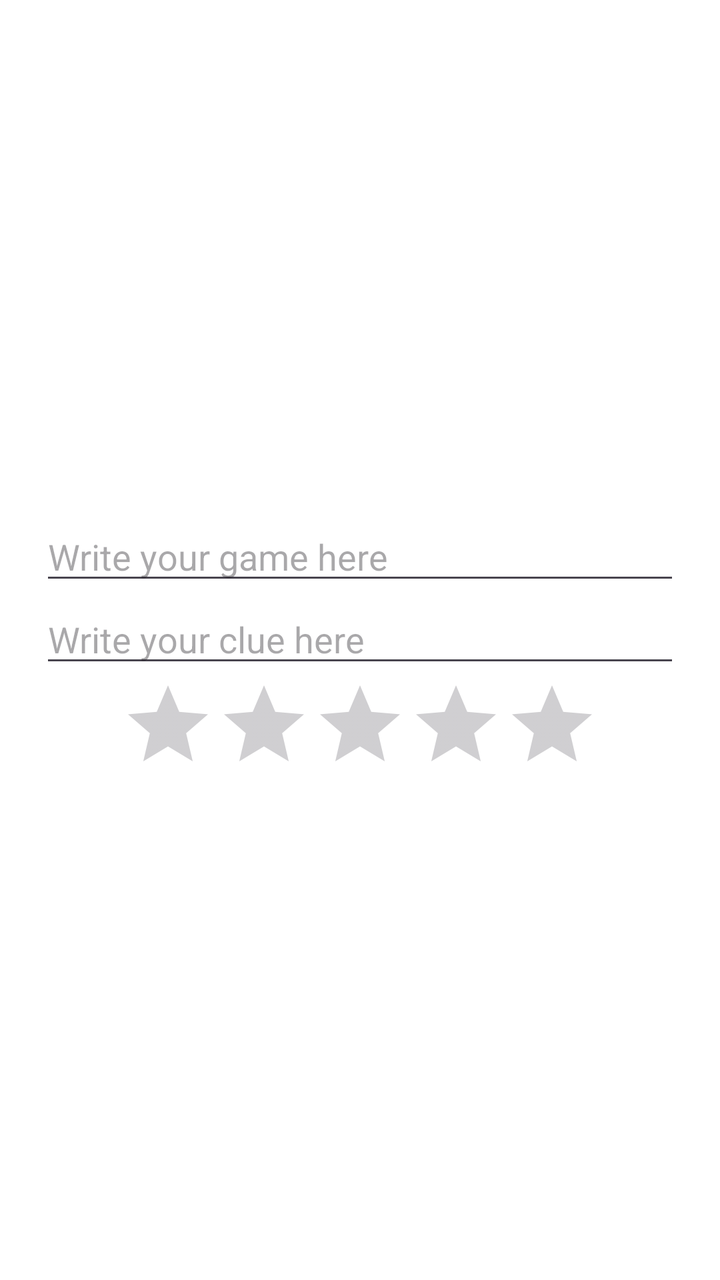
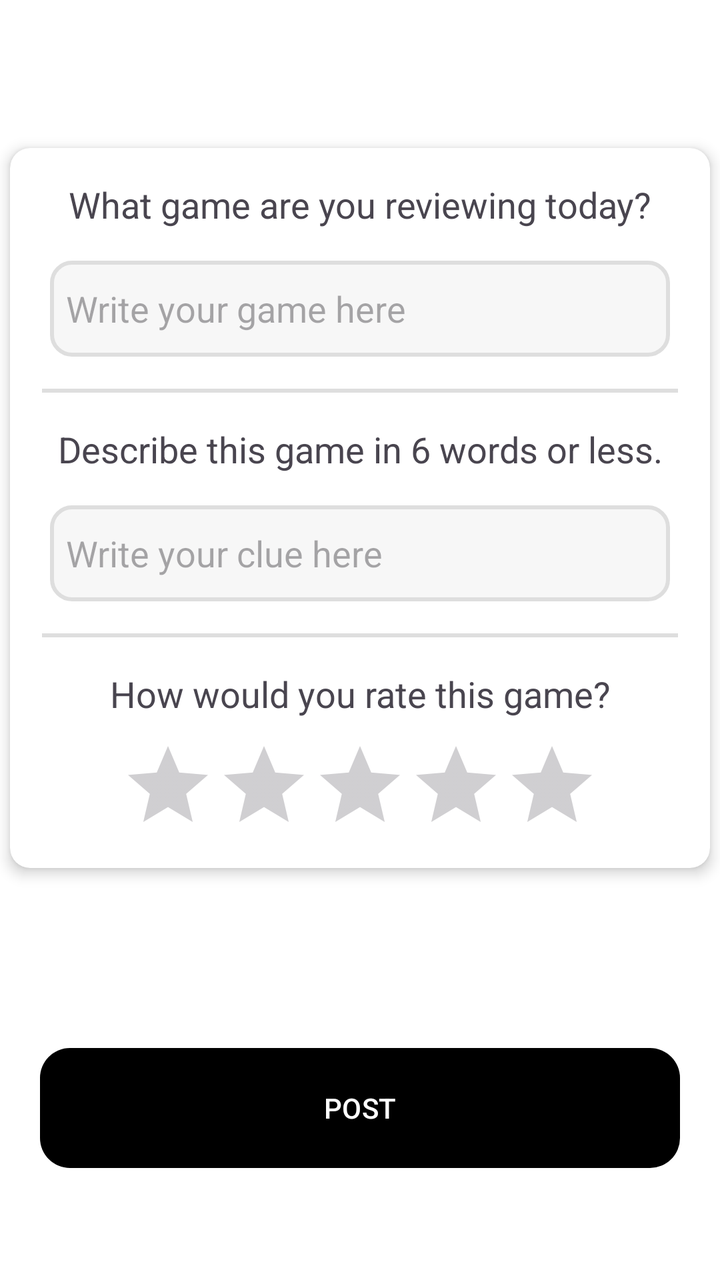

Compare the two renders of this Android layout. The source of the first and the diff that turns it into the second are given below.
<!-- AndroidManifest.xml: application theme Theme.TheApp -->
<!-- res/layout/fragment_create.xml -->
<?xml version="1.0" encoding="utf-8"?>
<LinearLayout xmlns:android="http://schemas.android.com/apk/res/android"
    xmlns:tools="http://schemas.android.com/tools"
    android:layout_width="match_parent"
    android:layout_height="match_parent"
    android:orientation="vertical"
    tools:context=".CreateFragment">

    <EditText
        android:id="@+id/gameField"
        android:layout_width="match_parent"
        android:layout_height="wrap_content"
        android:layout_gravity="center"
        android:layout_marginHorizontal="20dp"
        android:layout_marginTop="256dp"
        android:hint="@string/edit_game"/>

    <EditText
        android:id="@+id/clueField"
        android:layout_width="match_parent"
        android:layout_height="wrap_content"
        android:layout_gravity="center"
        android:layout_marginHorizontal="20dp"
        android:hint="@string/edit_clue" />

    <RatingBar
        android:id="@+id/ratingBar"
        android:layout_width="wrap_content"
        android:layout_height="wrap_content"
        android:layout_gravity="center"
        android:numStars="5"
        android:stepSize="0.5"/>
    
    <Button
        android:id="@+id/postButton"
        android:background="@drawable/button_bg"
        android:layout_width="match_parent"
        android:layout_height="60dp"
        android:layout_gravity="center"
        android:layout_marginHorizontal="20dp"
        android:layout_marginTop="250dp"
        android:text="@string/post_button" />

</LinearLayout>
<!-- resources referenced by this layout -->
<resources>
  <!-- drawable button_bg (drawable) -->
  <?xml version="1.0" encoding="utf-8"?>
  <shape xmlns:android="http://schemas.android.com/apk/res/android"
      android:shape="rectangle">
  
      <solid
          android:color="@color/white"/>
  
      <corners
          android:radius="15dp"/>
  
  </shape>
  <string name="edit_clue">Write your clue here</string>
  <string name="edit_game">Write your game here</string>
  <string name="post_button">Post</string>
  <style name="Theme.TheApp" parent="Base.Theme.TheApp">
          
          <item name="android:navigationBarColor">@android:color/transparent</item>
          <item name="android:statusBarColor">@android:color/transparent</item>
          <item name="android:windowLightStatusBar">?attr/isLightTheme</item>
      </style>
  <color name="white">#FFFFFF</color>
  <style name="Base.Theme.TheApp" parent="Theme.Material3.DayNight.NoActionBar">
          
          
          <item name="colorSurface">@color/nav_view</item>
          <item name="colorOnBackground">@color/nav_view</item>
          <item name="android:colorBackground">@color/nav_view</item>
          <item name="colorPrimary">@color/primary</item>
          <item name="colorOnPrimary">@color/on_primary</item>
      </style>
  <color name="nav_view">#FFFFFF</color>
  <color name="primary">#000000</color>
  <color name="on_primary">#FFFFFF</color>
</resources>

<!-- the commit's change to res/layout/fragment_create.xml (unified diff, before → after) -->
@@ -3,34 +3,102 @@
     xmlns:tools="http://schemas.android.com/tools"
     android:layout_width="match_parent"
     android:layout_height="match_parent"
+    xmlns:app="http://schemas.android.com/apk/res-auto"
     android:orientation="vertical"
     tools:context=".CreateFragment">
 
-    <EditText
-        android:id="@+id/gameField"
+    <androidx.cardview.widget.CardView
         android:layout_width="match_parent"
-        android:layout_height="wrap_content"
-        android:layout_gravity="center"
-        android:layout_marginHorizontal="20dp"
-        android:layout_marginTop="256dp"
-        android:hint="@string/edit_game"/>
+        android:layout_height="360dp"
+        app:cardElevation="4dp"
+        app:cardCornerRadius="10dp"
+        android:layout_marginTop="74dp"
+        android:layout_marginHorizontal="5dp"
+        android:clickable="false"
+        android:focusable="false"
+        android:foreground="?attr/selectableItemBackground">
 
-    <EditText
-        android:id="@+id/clueField"
-        android:layout_width="match_parent"
-        android:layout_height="wrap_content"
-        android:layout_gravity="center"
-        android:layout_marginHorizontal="20dp"
-        android:hint="@string/edit_clue" />
+        <LinearLayout
+            android:layout_width="match_parent"
+            android:layout_height="match_parent"
+            android:orientation="vertical">
 
-    <RatingBar
-        android:id="@+id/ratingBar"
-        android:layout_width="wrap_content"
-        android:layout_height="wrap_content"
-        android:layout_gravity="center"
-        android:numStars="5"
-        android:stepSize="0.5"/>
-    
+            <TextView
+                android:layout_width="match_parent"
+                android:layout_height="wrap_content"
+                android:text="@string/game_header"
+                android:textSize="18sp"
+                android:gravity="center"
+                android:layout_marginTop="16dp"/>
+
+            <EditText
+                android:id="@+id/gameField"
+                android:background="@drawable/edittext_bg"
+                android:layout_width="match_parent"
+                android:layout_height="48dp"
+                android:importantForAutofill="no"
+                android:inputType="text"
+                android:padding="8dp"
+                android:layout_gravity="center"
+                android:layout_marginHorizontal="20dp"
+                android:layout_marginTop="16dp"
+                android:hint="@string/edit_game"/>
+
+            <ImageView
+                android:layout_width="match_parent"
+                android:layout_height="2dp"
+                android:layout_marginTop="16dp"
+                android:src="@color/divider_color"
+                android:layout_marginHorizontal="16dp"/>
+
+            <TextView
+                android:layout_width="match_parent"
+                android:layout_height="wrap_content"
+                android:text="@string/clue_header"
+                android:textSize="18sp"
+                android:gravity="center"
+                android:layout_marginTop="16dp"/>
+
+            <EditText
+                android:id="@+id/clueField"
+                android:background="@drawable/edittext_bg"
+                android:layout_width="match_parent"
+                android:layout_height="48dp"
+                android:importantForAutofill="no"
+                android:inputType="text"
+                android:padding="8dp"
+                android:layout_gravity="center"
+                android:layout_marginHorizontal="20dp"
+                android:layout_marginTop="16dp"
+                android:hint="@string/edit_clue"/>
+
+            <ImageView
+                android:layout_width="match_parent"
+                android:layout_height="2dp"
+                android:layout_marginTop="16dp"
+                android:src="@color/divider_color"
+                android:layout_marginHorizontal="16dp"/>
+
+            <TextView
+                android:layout_width="match_parent"
+                android:layout_height="wrap_content"
+                android:text="@string/rating_header"
+                android:textSize="18sp"
+                android:gravity="center"
+                android:layout_marginTop="16dp"/>
+
+            <RatingBar
+                android:layout_marginTop="10dp"
+                android:id="@+id/ratingBar"
+                android:layout_width="wrap_content"
+                android:layout_height="wrap_content"
+                android:layout_gravity="center"
+                android:numStars="5"
+                android:stepSize="0.5"/>
+
+        </LinearLayout>
+    </androidx.cardview.widget.CardView>
+
     <Button
         android:id="@+id/postButton"
         android:background="@drawable/button_bg"
@@ -38,7 +106,7 @@
         android:layout_height="60dp"
         android:layout_gravity="center"
         android:layout_marginHorizontal="20dp"
-        android:layout_marginTop="250dp"
+        android:layout_marginTop="90dp"
         android:text="@string/post_button" />
 
 </LinearLayout>
<!-- resource entries referenced after the edit -->
@@ -1,5 +1,6 @@
 <!-- resources referenced by this layout -->
 <resources>
+  <color name="divider_color">#DEDEDE</color>
   <!-- drawable button_bg (drawable) -->
   <?xml version="1.0" encoding="utf-8"?>
   <shape xmlns:android="http://schemas.android.com/apk/res/android"
@@ -12,9 +13,28 @@
           android:radius="15dp"/>
   
   </shape>
+  <!-- drawable edittext_bg (drawable) -->
+  <?xml version="1.0" encoding="utf-8"?>
+  <shape xmlns:android="http://schemas.android.com/apk/res/android"
+      android:shape="rectangle">
+  
+      <solid
+          android:color="@color/card_color"/>
+  
+      <corners
+          android:radius="10dp"/>
+  
+      <stroke
+          android:color="@color/divider_color"
+          android:width="2dp"/>
+  
+  </shape>
+  <string name="clue_header">Describe this game in 6 words or less.</string>
   <string name="edit_clue">Write your clue here</string>
   <string name="edit_game">Write your game here</string>
-  <string name="post_button">Post</string>
+  <string name="game_header">What game are you reviewing today?</string>
+  <string name="post_button">POST</string>
+  <string name="rating_header">How would you rate this game?</string>
   <style name="Theme.TheApp" parent="Base.Theme.TheApp">
           
           <item name="android:navigationBarColor">@android:color/transparent</item>
@@ -22,6 +42,7 @@
           <item name="android:windowLightStatusBar">?attr/isLightTheme</item>
       </style>
   <color name="white">#FFFFFF</color>
+  <color name="card_color">#F7F7F7</color>
   <style name="Base.Theme.TheApp" parent="Theme.Material3.DayNight.NoActionBar">
           
           
